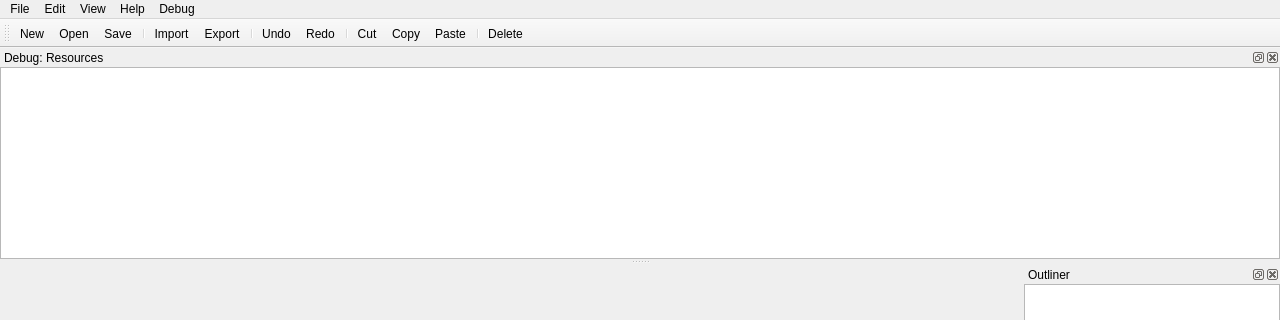
Qt form ws2editor/src/ws2editor/ui/StageEditorWindow.ui (CraftedCart/smblevelworkshop2) before a commit; both pictures show x 0 to 1280 and y 0 to 320 of the 1280 by 721 pixel window.
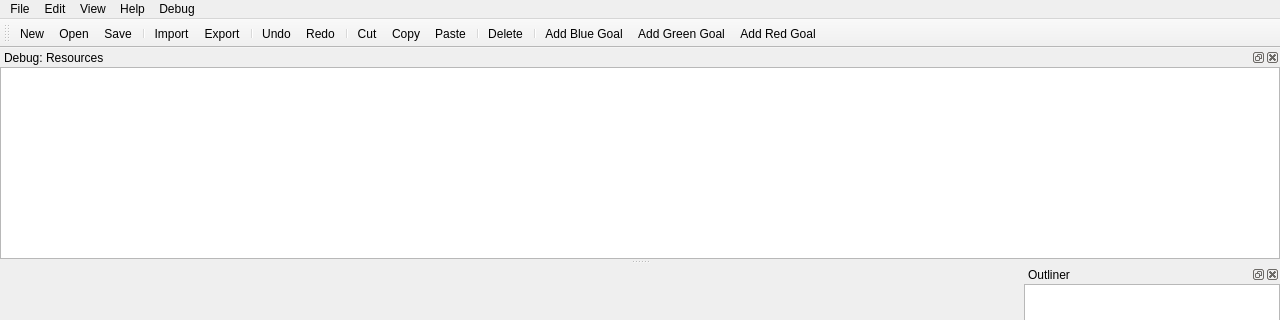
The same form after that commit. Icons and pictures are not drawn. Custom widgets are drawn as their Qt base class.

Commit message: Added ability to add goals in ws2editor

Diff of the .ui file:
```diff
--- a/ws2editor/src/ws2editor/ui/StageEditorWindow.ui
+++ b/ws2editor/src/ws2editor/ui/StageEditorWindow.ui
@@ -156,6 +156,10 @@
    <addaction name="actionPaste"/>
    <addaction name="separator"/>
    <addaction name="actionDelete"/>
+   <addaction name="separator"/>
+   <addaction name="actionAddGoalBlue"/>
+   <addaction name="actionAddGoalGreen"/>
+   <addaction name="actionAddGoalRed"/>
   </widget>
   <widget class="QStatusBar" name="statusBar"/>
   <widget class="QDockWidget" name="outlinerDockWidget">
@@ -560,6 +564,33 @@
     <string>Clear all RenderManager caches</string>
    </property>
   </action>
+  <action name="actionAddGoalBlue">
+   <property name="icon">
+    <iconset resource="../../../resources/Workshop2/Workshop2Resources.qrc">
+     <normaloff>:/Workshop2/Icons/GoalBlue.png</normaloff>:/Workshop2/Icons/GoalBlue.png</iconset>
+   </property>
+   <property name="text">
+    <string>Add Blue Goal</string>
+   </property>
+  </action>
+  <action name="actionAddGoalGreen">
+   <property name="icon">
+    <iconset resource="../../../resources/Workshop2/Workshop2Resources.qrc">
+     <normaloff>:/Workshop2/Icons/GoalGreen.png</normaloff>:/Workshop2/Icons/GoalGreen.png</iconset>
+   </property>
+   <property name="text">
+    <string>Add Green Goal</string>
+   </property>
+  </action>
+  <action name="actionAddGoalRed">
+   <property name="icon">
+    <iconset resource="../../../resources/Workshop2/Workshop2Resources.qrc">
+     <normaloff>:/Workshop2/Icons/GoalRed.png</normaloff>:/Workshop2/Icons/GoalRed.png</iconset>
+   </property>
+   <property name="text">
+    <string>Add Red Goal</string>
+   </property>
+  </action>
  </widget>
  <layoutdefault spacing="6" margin="11"/>
  <customwidgets>
```
The commit also changes 18 other files.
